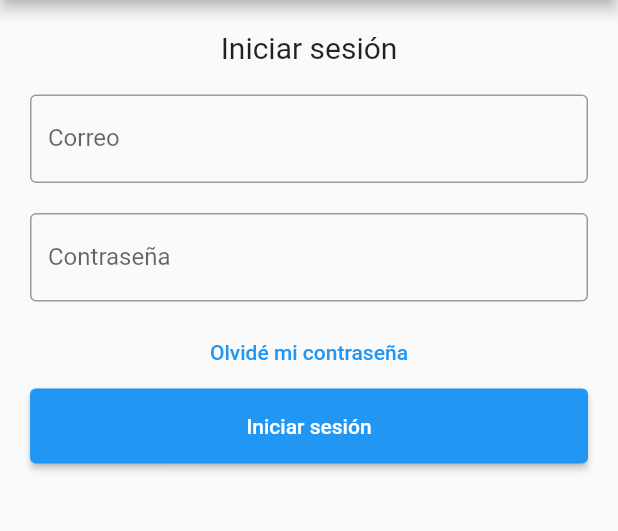
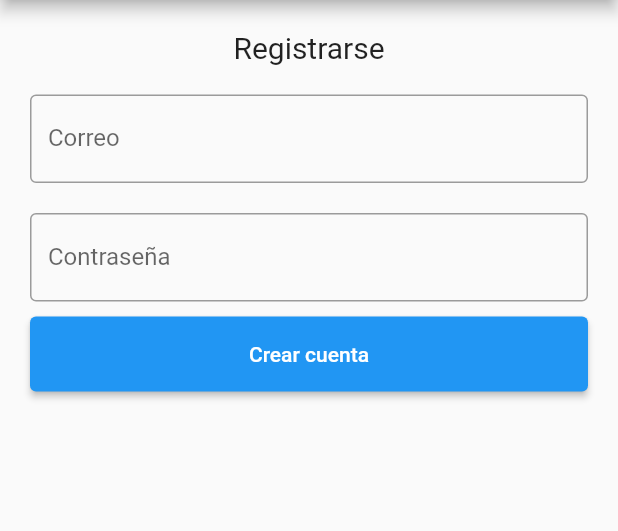
Before and after one commit to LlamitaFinance/llamita_vivienda, a Flutter app: the screen it shows after launch, after a tap on "Registrarse", on a phone screen of 412 x 824 dp, the part 84-615 px from its top. Run offline on Flutter 3.47's test engine with Material 2 defaults, Android fonts, the phone set to English and light mode, and no system bars; network calls fail.

Commit message:
Add: New views

```diff
--- a/lib/screens/intro.dart
+++ b/lib/screens/intro.dart
@@ -1,5 +1,6 @@
 import 'package:flutter/material.dart';
 import 'package:llamita_vivienda/screens/login.dart';
+import 'package:llamita_vivienda/screens/register.dart';
 
 class Intro extends StatelessWidget {
 
@@ -54,7 +55,7 @@ class Intro extends StatelessWidget {
                   Navigator.of(context).push(
                     MaterialPageRoute(
                       builder: (BuildContext context) {
-                        return const Login();
+                        return const Register();
                       },
                     ),
                   );
--- a/lib/screens/login.dart
+++ b/lib/screens/login.dart
@@ -43,6 +43,7 @@ class _LoginState extends State<Login> {
             Container(
               padding: EdgeInsets.all(10),
               child: TextField(
+                obscureText: true,
                 controller: passwordController,
                 decoration: InputDecoration(
                   border: OutlineInputBorder(),
--- a/lib/screens/register.dart
+++ b/lib/screens/register.dart
@@ -1,14 +1,14 @@
 import 'package:flutter/material.dart';
 //import 'package:llamita_vivienda/screens/payments_list.dart';
 
-class Login extends StatefulWidget {
-  const Login({super.key});
+class Register extends StatefulWidget {
+  const Register({super.key});
 
   @override
-  State<Login> createState() => _LoginState();
+  State<Register> createState() => _RegisterState();
 }
 
-class _LoginState extends State<Login> {
+class _RegisterState extends State<Register> {
   TextEditingController emailController = TextEditingController();
   TextEditingController passwordController = TextEditingController();
 
@@ -43,6 +43,7 @@ class _LoginState extends State<Login> {
             Container(
               padding: EdgeInsets.all(10),
               child: TextField(
+                obscureText: true,
                 controller: passwordController,
                 decoration: InputDecoration(
                   border: OutlineInputBorder(),
```
Also changed, not shown: lib/screens/customers_list.dart (added).
